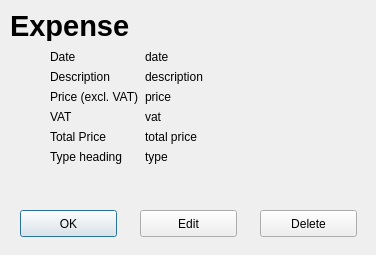
This is dialogs/expense/ExpenseShow.ui in supermaximo93/Computing_Project as Qt 5 draws it before an edit. The edited form follows.
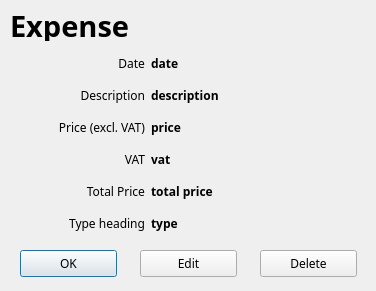
This is the edited form.

```diff
--- a/dialogs/expense/ExpenseShow.ui
+++ b/dialogs/expense/ExpenseShow.ui
@@ -7,9 +7,14 @@
     <x>0</x>
     <y>0</y>
     <width>376</width>
-    <height>255</height>
+    <height>291</height>
    </rect>
   </property>
+  <property name="font">
+   <font>
+    <family>Sans Serif</family>
+   </font>
+  </property>
   <property name="windowTitle">
    <string>Dialog</string>
   </property>
@@ -33,70 +38,154 @@
     <string>Expense</string>
    </property>
   </widget>
-  <widget class="QWidget" name="formLayoutWidget">
+  <widget class="QPushButton" name="pushButton_ok">
    <property name="geometry">
     <rect>
-     <x>50</x>
+     <x>20</x>
+     <y>250</y>
+     <width>97</width>
+     <height>27</height>
+    </rect>
+   </property>
+   <property name="text">
+    <string>OK</string>
+   </property>
+  </widget>
+  <widget class="QPushButton" name="pushButton_edit">
+   <property name="geometry">
+    <rect>
+     <x>140</x>
+     <y>250</y>
+     <width>97</width>
+     <height>27</height>
+    </rect>
+   </property>
+   <property name="text">
+    <string>Edit</string>
+   </property>
+  </widget>
+  <widget class="QPushButton" name="pushButton_delete">
+   <property name="geometry">
+    <rect>
+     <x>260</x>
+     <y>250</y>
+     <width>97</width>
+     <height>27</height>
+    </rect>
+   </property>
+   <property name="text">
+    <string>Delete</string>
+   </property>
+  </widget>
+  <widget class="QWidget" name="gridLayoutWidget">
+   <property name="geometry">
+    <rect>
+     <x>10</x>
      <y>50</y>
-     <width>266</width>
-     <height>141</height>
+     <width>351</width>
+     <height>206</height>
     </rect>
    </property>
-   <layout class="QFormLayout" name="formLayout">
-    <property name="fieldGrowthPolicy">
-     <enum>QFormLayout::AllNonFixedFieldsGrow</enum>
-    </property>
+   <layout class="QGridLayout" name="gridLayout">
     <item row="0" column="0">
      <widget class="QLabel" name="label_date">
+      <property name="font">
+       <font>
+        <family>Sans Serif</family>
+       </font>
+      </property>
       <property name="text">
        <string>Date</string>
       </property>
+      <property name="alignment">
+       <set>Qt::AlignRight|Qt::AlignTrailing|Qt::AlignVCenter</set>
+      </property>
      </widget>
     </item>
     <item row="1" column="0">
      <widget class="QLabel" name="label_description">
+      <property name="font">
+       <font>
+        <family>Sans Serif</family>
+       </font>
+      </property>
       <property name="text">
        <string>Description</string>
       </property>
+      <property name="alignment">
+       <set>Qt::AlignRight|Qt::AlignTrailing|Qt::AlignVCenter</set>
+      </property>
      </widget>
     </item>
     <item row="2" column="0">
      <widget class="QLabel" name="label_priceExclVat">
+      <property name="font">
+       <font>
+        <family>Sans Serif</family>
+       </font>
+      </property>
       <property name="text">
        <string>Price (excl. VAT)</string>
       </property>
+      <property name="alignment">
+       <set>Qt::AlignRight|Qt::AlignTrailing|Qt::AlignVCenter</set>
+      </property>
      </widget>
     </item>
     <item row="3" column="0">
      <widget class="QLabel" name="label_vat">
+      <property name="font">
+       <font>
+        <family>Sans Serif</family>
+       </font>
+      </property>
       <property name="text">
        <string>VAT</string>
       </property>
+      <property name="alignment">
+       <set>Qt::AlignRight|Qt::AlignTrailing|Qt::AlignVCenter</set>
+      </property>
      </widget>
     </item>
     <item row="4" column="0">
      <widget class="QLabel" name="label_totalPrice">
+      <property name="font">
+       <font>
+        <family>Sans Serif</family>
+       </font>
+      </property>
       <property name="text">
        <string>Total Price</string>
       </property>
+      <property name="alignment">
+       <set>Qt::AlignRight|Qt::AlignTrailing|Qt::AlignVCenter</set>
+      </property>
      </widget>
     </item>
     <item row="5" column="0">
      <widget class="QLabel" name="label_typeHeading">
+      <property name="font">
+       <font>
+        <family>Sans Serif</family>
+       </font>
+      </property>
       <property name="text">
        <string>Type heading</string>
       </property>
-     </widget>
-    </item>
-    <item row="4" column="1">
-     <widget class="QLabel" name="label_totalPriceE">
-      <property name="text">
-       <string>total price</string>
+      <property name="alignment">
+       <set>Qt::AlignRight|Qt::AlignTrailing|Qt::AlignVCenter</set>
       </property>
      </widget>
     </item>
     <item row="0" column="1">
      <widget class="QLabel" name="label_dateE">
+      <property name="font">
+       <font>
+        <family>Sans Serif</family>
+        <weight>75</weight>
+        <bold>true</bold>
+       </font>
+      </property>
       <property name="text">
        <string>date</string>
       </property>
@@ -104,6 +193,13 @@
     </item>
     <item row="1" column="1">
      <widget class="QLabel" name="label_descriptionE">
+      <property name="font">
+       <font>
+        <family>Sans Serif</family>
+        <weight>75</weight>
+        <bold>true</bold>
+       </font>
+      </property>
       <property name="text">
        <string>description</string>
       </property>
@@ -111,6 +207,13 @@
     </item>
     <item row="2" column="1">
      <widget class="QLabel" name="label_priceExclVatE">
+      <property name="font">
+       <font>
+        <family>Sans Serif</family>
+        <weight>75</weight>
+        <bold>true</bold>
+       </font>
+      </property>
       <property name="text">
        <string>price</string>
       </property>
@@ -118,59 +221,64 @@
     </item>
     <item row="3" column="1">
      <widget class="QLabel" name="label_vatE">
+      <property name="font">
+       <font>
+        <family>Sans Serif</family>
+        <weight>75</weight>
+        <bold>true</bold>
+       </font>
+      </property>
       <property name="text">
        <string>vat</string>
       </property>
      </widget>
     </item>
+    <item row="4" column="1">
+     <widget class="QLabel" name="label_totalPriceE">
+      <property name="font">
+       <font>
+        <family>Sans Serif</family>
+        <weight>75</weight>
+        <bold>true</bold>
+       </font>
+      </property>
+      <property name="text">
+       <string>total price</string>
+      </property>
+     </widget>
+    </item>
     <item row="5" column="1">
      <widget class="QLabel" name="label_typeHeadingE">
+      <property name="font">
+       <font>
+        <family>Sans Serif</family>
+        <weight>75</weight>
+        <bold>true</bold>
+       </font>
+      </property>
       <property name="text">
        <string>type</string>
       </property>
      </widget>
     </item>
+    <item row="6" column="1">
+     <spacer name="horizontalSpacer">
+      <property name="orientation">
+       <enum>Qt::Horizontal</enum>
+      </property>
+      <property name="sizeType">
+       <enum>QSizePolicy::Fixed</enum>
+      </property>
+      <property name="sizeHint" stdset="0">
+       <size>
+        <width>210</width>
+        <height>20</height>
+       </size>
+      </property>
+     </spacer>
+    </item>
    </layout>
   </widget>
-  <widget class="QPushButton" name="pushButton_ok">
-   <property name="geometry">
-    <rect>
-     <x>20</x>
-     <y>210</y>
-     <width>97</width>
-     <height>27</height>
-    </rect>
-   </property>
-   <property name="text">
-    <string>OK</string>
-   </property>
-  </widget>
-  <widget class="QPushButton" name="pushButton_edit">
-   <property name="geometry">
-    <rect>
-     <x>140</x>
-     <y>210</y>
-     <width>97</width>
-     <height>27</height>
-    </rect>
-   </property>
-   <property name="text">
-    <string>Edit</string>
-   </property>
-  </widget>
-  <widget class="QPushButton" name="pushButton_delete">
-   <property name="geometry">
-    <rect>
-     <x>260</x>
-     <y>210</y>
-     <width>97</width>
-     <height>27</height>
-    </rect>
-   </property>
-   <property name="text">
-    <string>Delete</string>
-   </property>
-  </widget>
  </widget>
  <resources/>
  <connections/>
```
Left out of the diff: 2 changed lines with no effect on the pictures.
